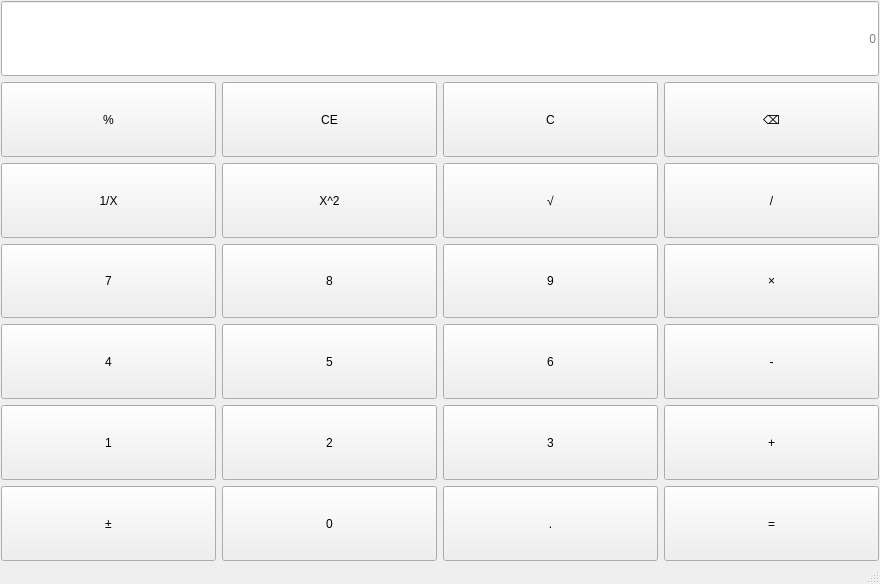
Old version of the form mainwindow.ui in the repository yuancong2/New-Lab1.
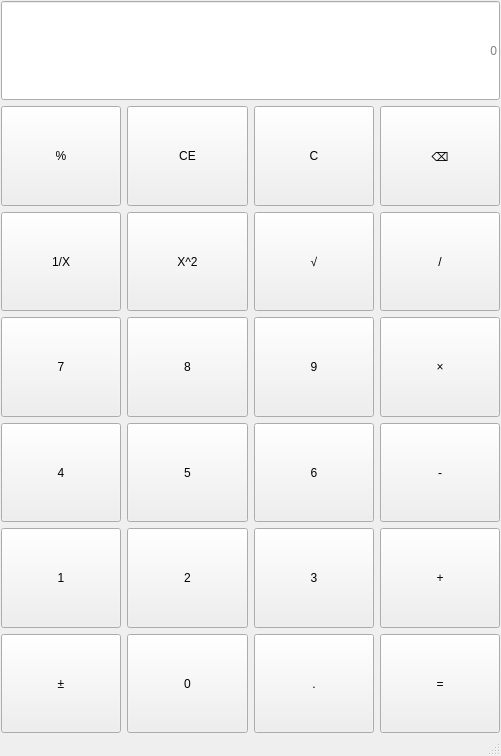
New version of the form.

Commit message: part3-双操作数操作符处理

```diff
--- a/mainwindow.ui
+++ b/mainwindow.ui
@@ -6,8 +6,8 @@
    <rect>
     <x>0</x>
     <y>0</y>
-    <width>880</width>
-    <height>584</height>
+    <width>501</width>
+    <height>756</height>
    </rect>
   </property>
   <property name="windowTitle">
```
Left out of the diff: 6 changed lines with no effect on the pictures. The commit also changes 2 other files.
